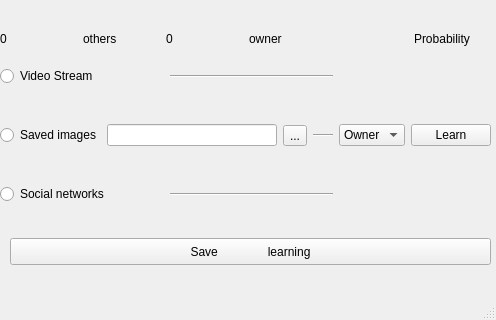
Old version of the form edipus_master/ui_forms/mwinvk.ui in the repository ohld/edipus; both pictures show x 0 to 496 and y 462 to 782 of the 496 by 782 pixel window.
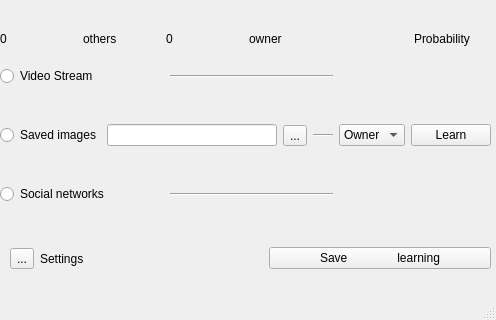
New version of the form.

Commit message: added settings, fixed working from other users

What changed in the file:
```diff
--- a/edipus_master/ui_forms/mwinvk.ui
+++ b/edipus_master/ui_forms/mwinvk.ui
@@ -292,18 +292,38 @@
      </item>
     </layout>
    </widget>
-   <widget class="QPushButton" name="pushButton_2">
+   <widget class="QWidget" name="">
     <property name="geometry">
      <rect>
       <x>10</x>
       <y>700</y>
       <width>481</width>
-      <height>27</height>
+      <height>41</height>
      </rect>
     </property>
-    <property name="text">
-     <string>Save               learning</string>
-    </property>
+    <layout class="QHBoxLayout" name="horizontalLayout_10">
+     <item>
+      <widget class="QToolButton" name="toolButton_2">
+       <property name="text">
+        <string>...</string>
+       </property>
+      </widget>
+     </item>
+     <item>
+      <widget class="QLabel" name="label_8">
+       <property name="text">
+        <string>Settings</string>
+       </property>
+      </widget>
+     </item>
+     <item>
+      <widget class="QPushButton" name="pushButton_2">
+       <property name="text">
+        <string>Save               learning</string>
+       </property>
+      </widget>
+     </item>
+    </layout>
    </widget>
   </widget>
   <widget class="QMenuBar" name="menubar">
```
Left out of the diff: 10 changed lines with no effect on the pictures. The commit also changes 82 other files.
